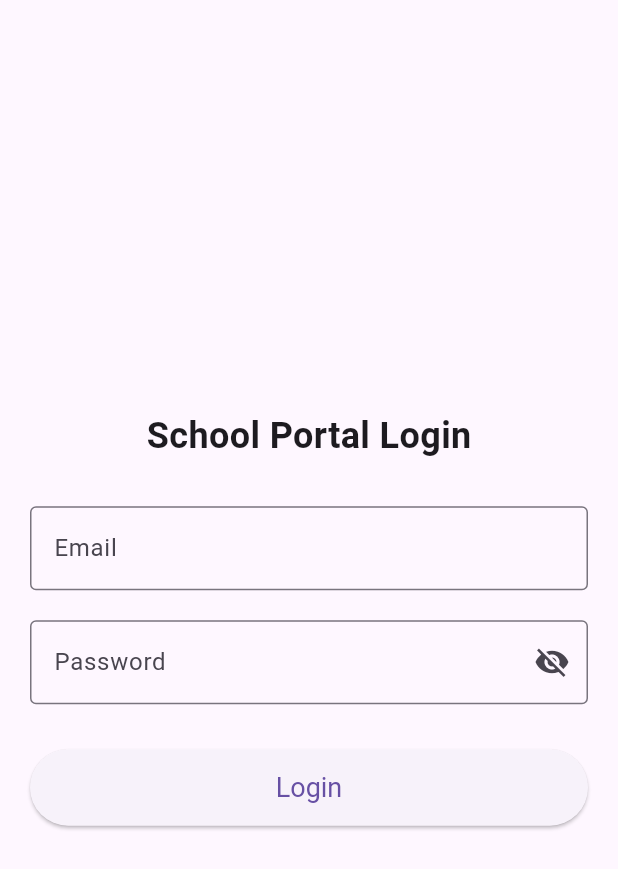
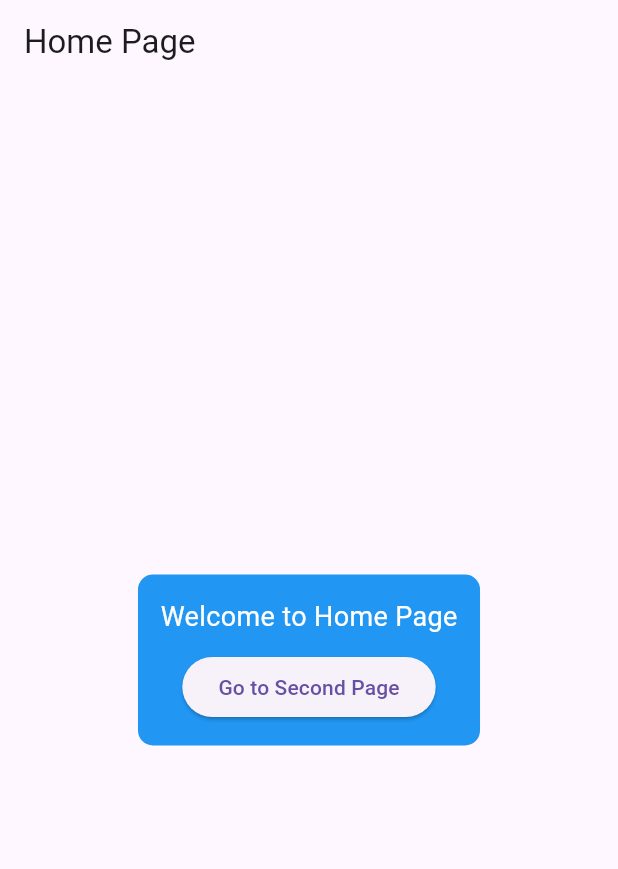
Before and after one commit to a1k2f3/school_app, a Flutter app: the screen it shows after launch, on a phone screen of 412 x 824 dp. Shown: the top 869 px of the screen. Run offline on Flutter 3.47's test engine with Material 3 defaults, Android fonts, the phone set to English and light mode, and no system bars.

Commit message:
add new pages

```diff
--- a/lib/main.dart
+++ b/lib/main.dart
@@ -1,21 +1,20 @@
 import 'package:flutter/material.dart';
-import 'login_page.dart'; // Sahi import karo
+import 'pages/home_page.dart';
+
 void main() {
   runApp(const MyApp());
 }
+
 class MyApp extends StatelessWidget {
   const MyApp({super.key});
+
   @override
   Widget build(BuildContext context) {
     return MaterialApp(
       debugShowCheckedModeBanner: false,
-      theme: ThemeData(
-        primarySwatch: Colors.blue,
-        inputDecorationTheme: const InputDecorationTheme(
-          border: OutlineInputBorder(),
-        ),
-      ),
-      home: const LoginPage (), // Login Page ka call sahi hai
+      title: 'Flutter Navigation',
+      theme: ThemeData(primarySwatch: Colors.blue),
+      home: const HomePage(),
     );
   }
 }
--- /dev/null
+++ b/lib/pages/home_page.dart
@@ -0,0 +1,42 @@
+import 'package:flutter/material.dart';
+import './second_page.dart';
+
+class HomePage extends StatelessWidget {
+  const HomePage({super.key});
+
+  @override
+  Widget build(BuildContext context) {
+    return Scaffold(
+      appBar: AppBar(title: const Text('Home Page')),
+      body: Center(
+        child: Container(
+          margin: const EdgeInsets.all(20),
+          padding: const EdgeInsets.all(15),
+          decoration: BoxDecoration(
+            color: Colors.blue,
+            borderRadius: BorderRadius.circular(10),
+          ),
+          child: Column(
+            mainAxisSize: MainAxisSize.min,
+            children: [
+              const Text(
+                'Welcome to Home Page',
+                style: TextStyle(color: Colors.white, fontSize: 18),
+              ),
+              const SizedBox(height: 10),
+              ElevatedButton(
+                onPressed: () {
+                  Navigator.push(
+                    context,
+                    MaterialPageRoute(builder: (context) => const SecondPage()),
+                  );
+                },
+                child: const Text('Go to Second Page'),
+              ),
+            ],
+          ),
+        ),
+      ),
+    );
+  }
+}
```
Also changed, not shown: lib/pages/second_page.dart (added, +45 -0 lines), lib/pages/sign_in_page.dart (added, +141 -0 lines), lib/pages/sign_up_page.dart (added, +18 -0 lines).
